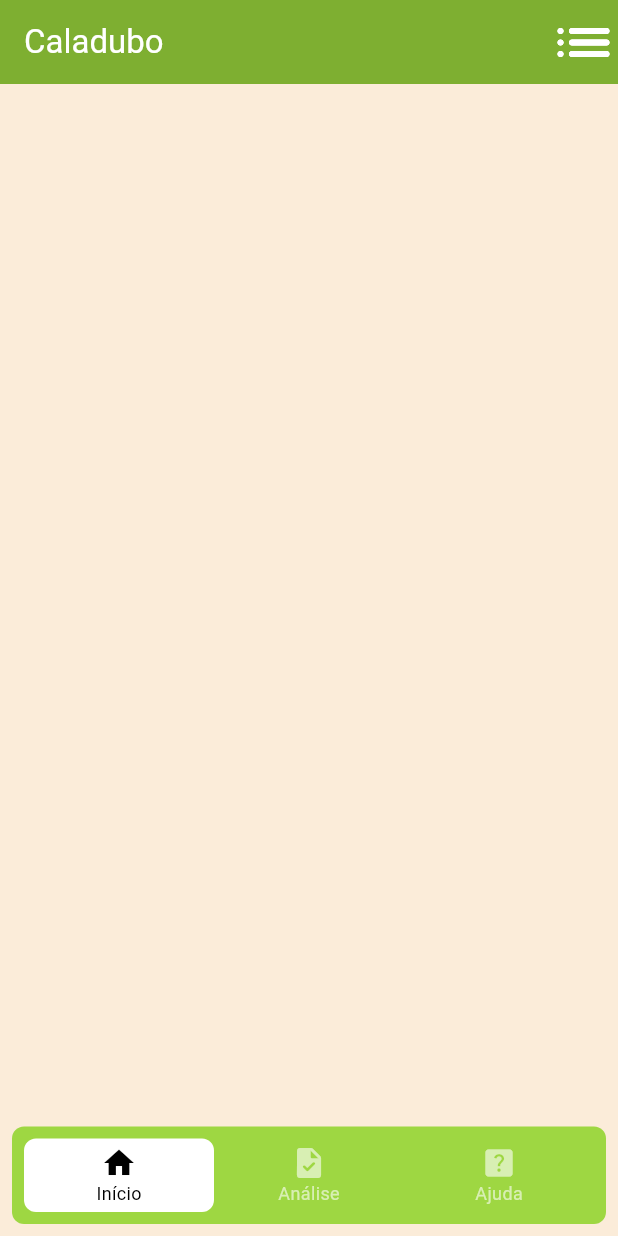
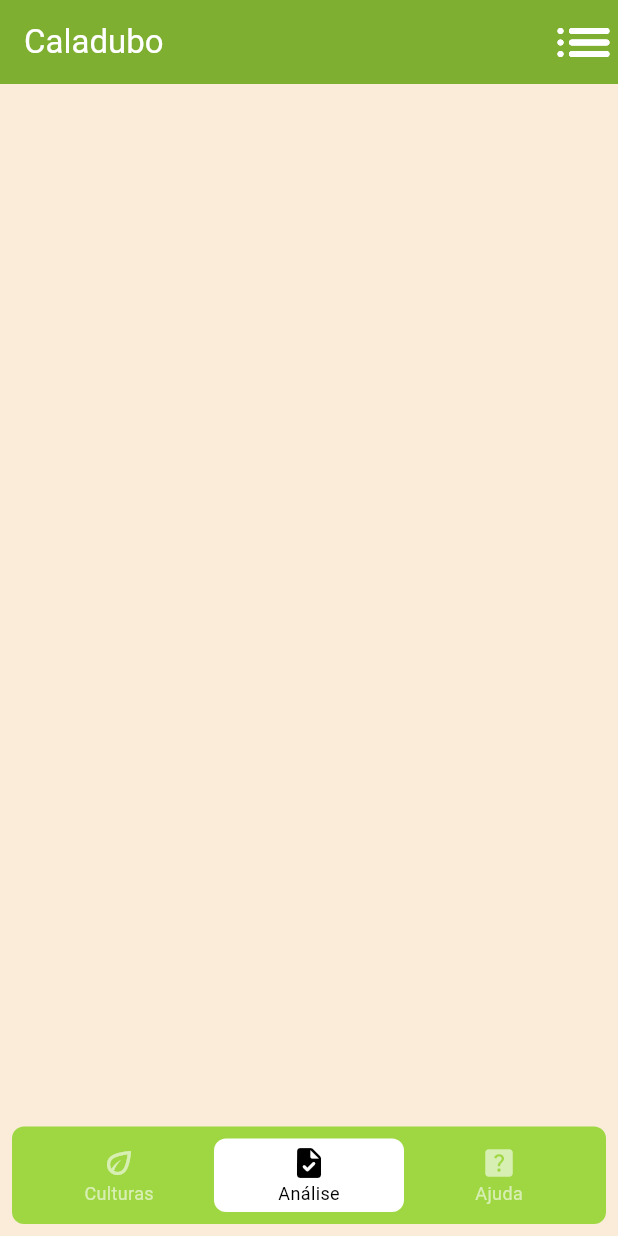
Before and after one commit to MaickonBrenner/caladubo, a Flutter app: the screen it shows after launch, after a tap on "Iniciar", on a phone screen of 412 x 824 dp. Run offline on Flutter 3.47's test engine with Material 3 defaults, Android fonts, the phone set to English and light mode, and no system bars; drawn by our look-alikes of dropdown_button2, floating_bottom_navigation_bar; Roboto replaces fonts that are missing (Montserrat).

Commit message:
Update homePage.dart

```diff
--- a/lib/views/homePage.dart
+++ b/lib/views/homePage.dart
@@ -1,6 +1,5 @@
 import 'package:dropdown_button2/dropdown_button2.dart';
 import 'package:flutter/material.dart';
-import 'package:flutter/rendering.dart';
 import '../widgets/MenuItems.dart';
 import '../main.dart';
 import 'package:floating_bottom_navigation_bar/floating_bottom_navigation_bar.dart';
@@ -24,7 +23,7 @@ class homePageNew extends StatefulWidget {
 }
 
 class homePageState extends State<homePageNew> {
-  int _index = 0;
+  int _index = 1;
 
   void _navigateToScreen(int index) {
     setState(() {
@@ -44,7 +43,9 @@ class homePageState extends State<homePageNew> {
           MaterialPageRoute(builder: (context) => analiseSoloViewNew())
         );
         break;
+      case 2:
 
+        break;
     }
   }
 
@@ -126,7 +127,7 @@ class homePageState extends State<homePageNew> {
             onTap: _navigateToScreen,
             currentIndex: _index,
             items: [
-              FloatingNavbarItem(icon: Icons.home, title: "Início"),
+              FloatingNavbarItem(icon: Icons.eco_outlined, title: "Culturas"),
               FloatingNavbarItem(icon: Icons.task_rounded, title: "Análise"),
               FloatingNavbarItem(icon: Icons.help_center, title: "Ajuda")
             ],
```
